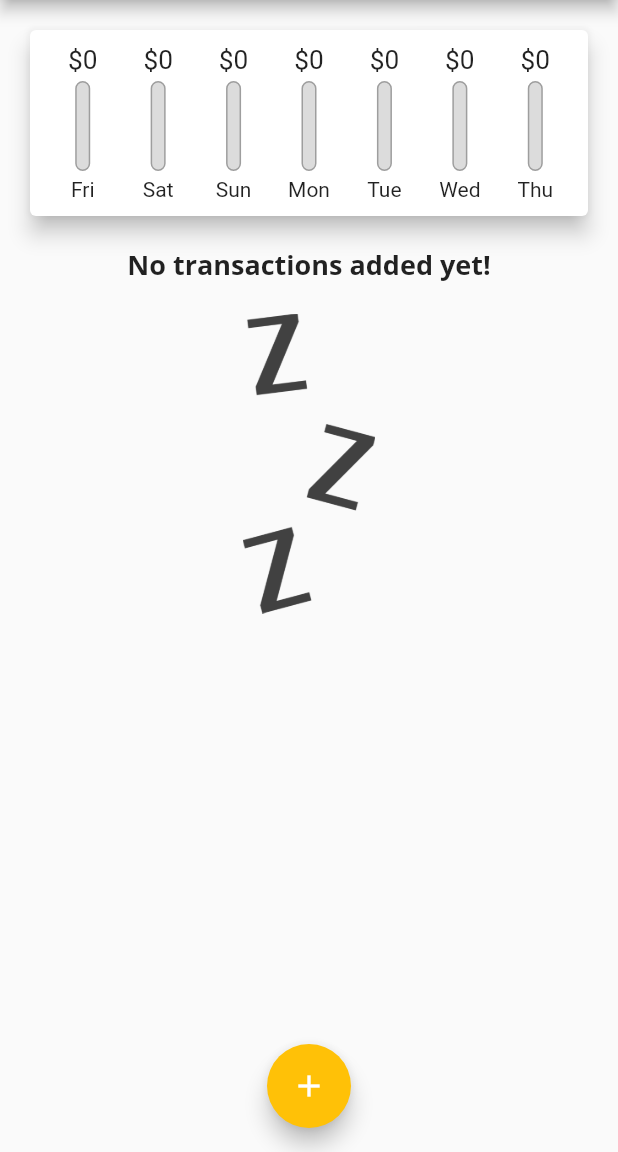
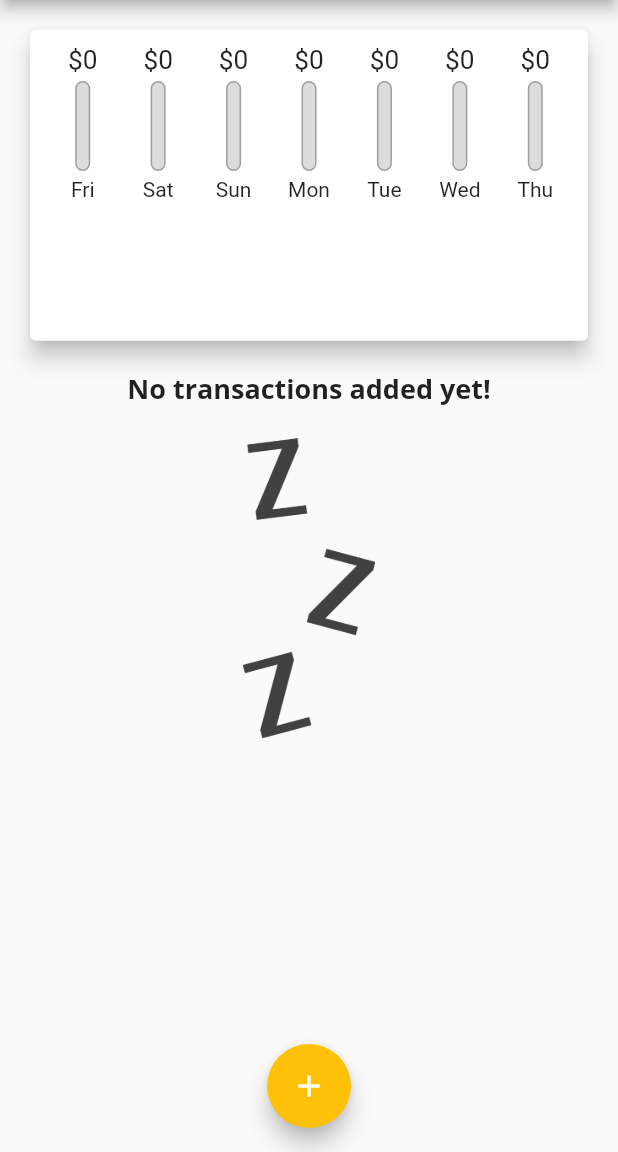
Before and after one commit to aptx113/personal_expenses_app, a Flutter app: the screen it shows after launch, on a phone screen of 412 x 824 dp, the part 84-1236 px from its top. Run offline on Flutter 3.47's test engine with Material 2 defaults, Android fonts, the phone set to English and light mode, and no system bars.

Commit message:
Add MediaQuery

```diff
--- a/lib/widgets/chart.dart
+++ b/lib/widgets/chart.dart
@@ -34,7 +34,9 @@ class Chart extends StatelessWidget {
 
   @override
   Widget build(BuildContext context) {
-    return Card(
+    return Container(
+      height: MediaQuery.of(context).size.height * 0.3,
+      child: Card(
         elevation: 6,
         margin: EdgeInsets.all(20),
         child: Padding(
@@ -54,6 +56,7 @@ class Chart extends StatelessWidget {
                 .toList(),
           ),
         ),
+      ),
     );
   }
 }
--- a/lib/widgets/transaction_list.dart
+++ b/lib/widgets/transaction_list.dart
@@ -15,7 +15,7 @@ class TransactionList extends StatelessWidget {
   @override
   Widget build(BuildContext context) {
     return SizedBox(
-      height: 450,
+      height: MediaQuery.of(context).size.height * 0.6,
       child: transactions.isEmpty
           ? Column(
               children: [
```
Lines whose indentation alone changed are shown as unchanged.
